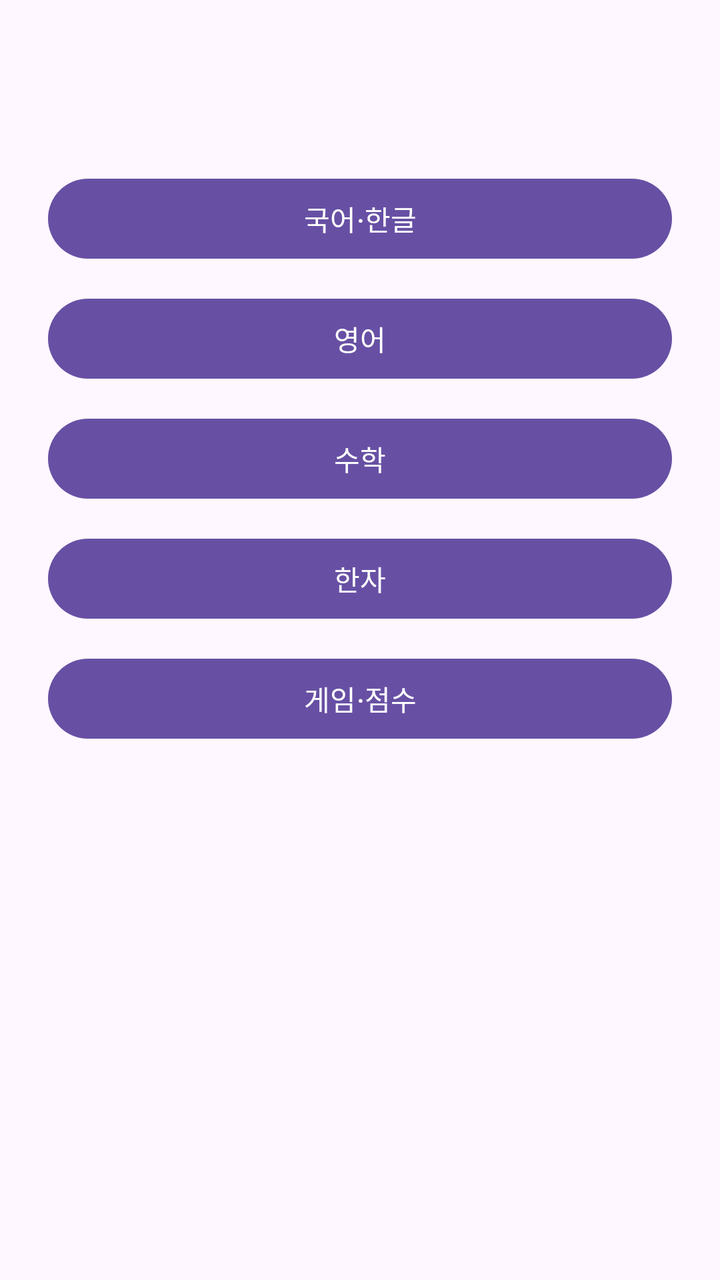
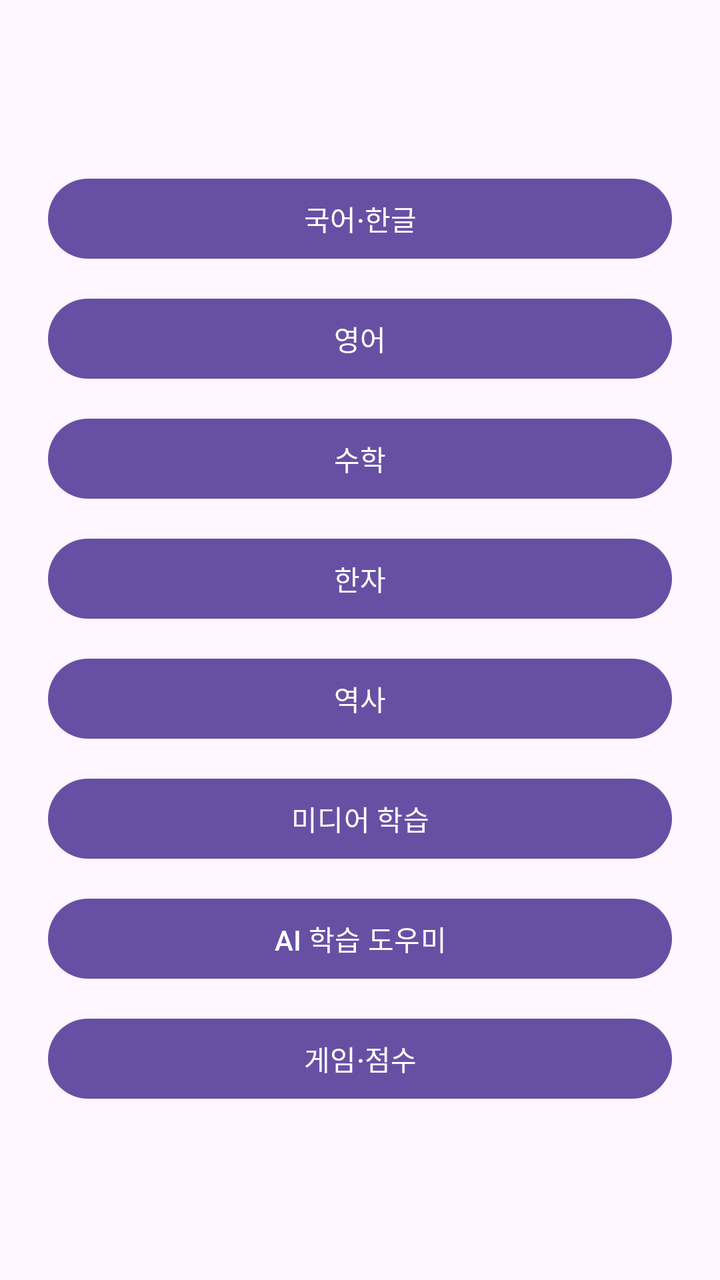

The first picture is an Android layout as it rendered before a commit; the second is the same layout after the commit. The layout source and the unified diff follow.
<!-- AndroidManifest.xml: application theme Theme.Eunhyo2 -->
<!-- res/layout/activity_school_menu.xml -->
<?xml version="1.0" encoding="utf-8"?>
<ScrollView xmlns:android="http://schemas.android.com/apk/res/android"
    android:layout_width="match_parent"
    android:layout_height="match_parent">

    <LinearLayout
        android:layout_width="match_parent"
        android:layout_height="wrap_content"
        android:orientation="vertical"
        android:padding="24dp">

        <TextView
            android:id="@+id/textSchoolLevel"
            android:layout_width="match_parent"
            android:layout_height="wrap_content"
            android:gravity="center"
            android:textAppearance="@style/TextAppearance.Material3.HeadlineMedium" />

        <com.google.android.material.button.MaterialButton
            android:id="@+id/buttonKorean"
            android:layout_width="match_parent"
            android:layout_height="wrap_content"
            android:layout_marginTop="24dp"
            android:text="국어·한글" />

        <com.google.android.material.button.MaterialButton
            android:id="@+id/buttonEnglish"
            android:layout_width="match_parent"
            android:layout_height="wrap_content"
            android:layout_marginTop="12dp"
            android:text="영어" />

        <com.google.android.material.button.MaterialButton
            android:id="@+id/buttonMath"
            android:layout_width="match_parent"
            android:layout_height="wrap_content"
            android:layout_marginTop="12dp"
            android:text="수학" />

        <com.google.android.material.button.MaterialButton
            android:id="@+id/buttonHanja"
            android:layout_width="match_parent"
            android:layout_height="wrap_content"
            android:layout_marginTop="12dp"
            android:text="한자" />

        <com.google.android.material.button.MaterialButton
            android:id="@+id/buttonGame"
            android:layout_width="match_parent"
            android:layout_height="wrap_content"
            android:layout_marginTop="12dp"
            android:text="게임·점수" />
    </LinearLayout>
</ScrollView>
<!-- resources referenced by this layout -->
<resources>
  <style name="Theme.Eunhyo2" parent="Theme.Material3.DayNight.NoActionBar">
          <item name="android:windowLightStatusBar">true</item>
      </style>
</resources>

<!-- the commit's change to res/layout/activity_school_menu.xml (unified diff, before → after) -->
@@ -45,6 +45,27 @@
             android:text="한자" />
 
         <com.google.android.material.button.MaterialButton
+            android:id="@+id/buttonHistory"
+            android:layout_width="match_parent"
+            android:layout_height="wrap_content"
+            android:layout_marginTop="12dp"
+            android:text="역사" />
+
+        <com.google.android.material.button.MaterialButton
+            android:id="@+id/buttonMedia"
+            android:layout_width="match_parent"
+            android:layout_height="wrap_content"
+            android:layout_marginTop="12dp"
+            android:text="미디어 학습" />
+
+        <com.google.android.material.button.MaterialButton
+            android:id="@+id/buttonAi"
+            android:layout_width="match_parent"
+            android:layout_height="wrap_content"
+            android:layout_marginTop="12dp"
+            android:text="AI 학습 도우미" />
+
+        <com.google.android.material.button.MaterialButton
             android:id="@+id/buttonGame"
             android:layout_width="match_parent"
             android:layout_height="wrap_content"
